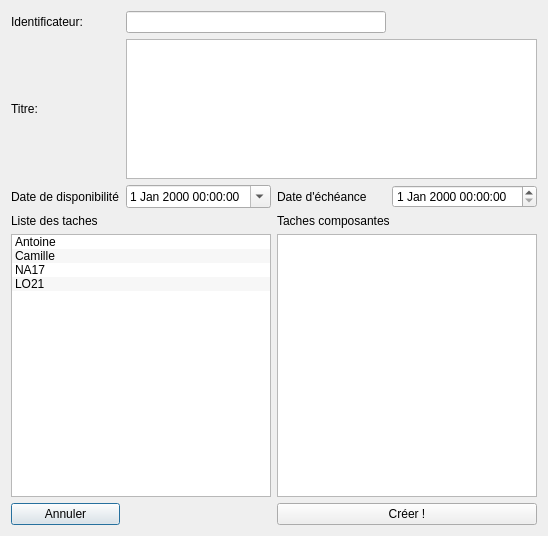
Old version of the form Sandbox/ajoutertachecomposite.ui in the repository Stardust1002/Project_Calendar.
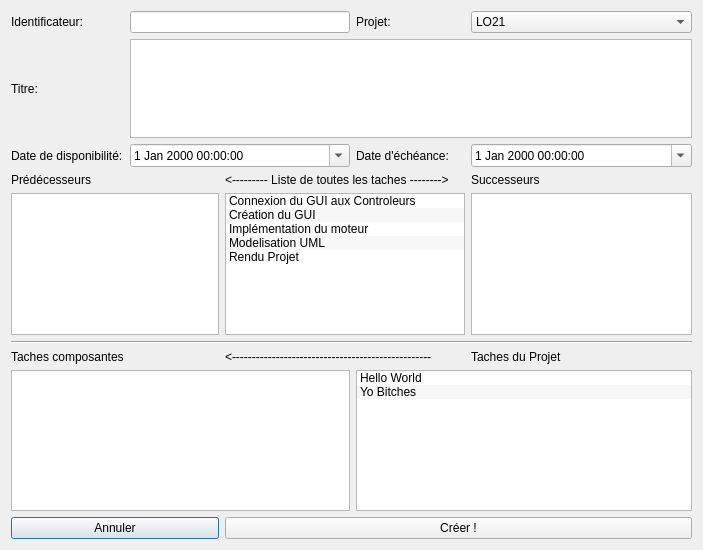
New version of the form.

Commit message:
A Few corrections + Calendar/Table/Event connected
To do:
- Weeks management in the main table

Patch:
```diff
--- a/Sandbox/ajoutertachecomposite.ui
+++ b/Sandbox/ajoutertachecomposite.ui
@@ -6,14 +6,28 @@
    <rect>
     <x>0</x>
     <y>0</y>
-    <width>548</width>
-    <height>536</height>
+    <width>703</width>
+    <height>550</height>
    </rect>
   </property>
   <property name="windowTitle">
    <string>Dialog</string>
   </property>
   <layout class="QGridLayout" name="gridLayout">
+   <item row="6" column="0" colspan="5">
+    <widget class="Line" name="line">
+     <property name="orientation">
+      <enum>Qt::Horizontal</enum>
+     </property>
+    </widget>
+   </item>
+   <item row="7" column="4">
+    <widget class="QLabel" name="label_9">
+     <property name="text">
+      <string>Taches du Projet</string>
+     </property>
+    </widget>
+   </item>
    <item row="0" column="0">
     <widget class="QLabel" name="label">
      <property name="text">
@@ -21,9 +35,6 @@
      </property>
     </widget>
    </item>
-   <item row="0" column="1" colspan="2">
-    <widget class="QLineEdit" name="identificateur"/>
-   </item>
    <item row="1" column="0">
     <widget class="QLabel" name="label_2">
      <property name="text">
@@ -31,56 +42,233 @@
      </property>
     </widget>
    </item>
-   <item row="1" column="1" colspan="3">
+   <item row="2" column="0">
+    <widget class="QLabel" name="label_3">
+     <property name="text">
+      <string>Date de disponibilité:</string>
+     </property>
+    </widget>
+   </item>
+   <item row="5" column="2" colspan="2">
+    <widget class="QListWidget" name="liste">
+     <property name="editTriggers">
+      <set>QAbstractItemView::NoEditTriggers</set>
+     </property>
+     <property name="dragEnabled">
+      <bool>true</bool>
+     </property>
+     <property name="dragDropOverwriteMode">
+      <bool>true</bool>
+     </property>
+     <property name="dragDropMode">
+      <enum>QAbstractItemView::DragDrop</enum>
+     </property>
+     <property name="defaultDropAction">
+      <enum>Qt::MoveAction</enum>
+     </property>
+     <property name="alternatingRowColors">
+      <bool>true</bool>
+     </property>
+     <property name="sortingEnabled">
+      <bool>true</bool>
+     </property>
+     <item>
+      <property name="text">
+       <string>Connexion du GUI aux Controleurs</string>
+      </property>
+     </item>
+     <item>
+      <property name="text">
+       <string>Création du GUI</string>
+      </property>
+     </item>
+     <item>
+      <property name="text">
+       <string>Implémentation du moteur</string>
+      </property>
+     </item>
+     <item>
+      <property name="text">
+       <string>Modelisation UML</string>
+      </property>
+     </item>
+     <item>
+      <property name="text">
+       <string>Rendu Projet</string>
+      </property>
+     </item>
+    </widget>
+   </item>
+   <item row="3" column="2" colspan="2">
+    <widget class="QLabel" name="label_4">
+     <property name="text">
+      <string>&lt;--------- Liste de toutes les taches --------&gt;</string>
+     </property>
+    </widget>
+   </item>
+   <item row="9" column="0" colspan="2">
+    <widget class="QPushButton" name="annuler">
+     <property name="text">
+      <string>Annuler</string>
+     </property>
+    </widget>
+   </item>
+   <item row="8" column="0" colspan="3">
+    <widget class="QListWidget" name="composants">
+     <property name="editTriggers">
+      <set>QAbstractItemView::NoEditTriggers</set>
+     </property>
+     <property name="dragEnabled">
+      <bool>true</bool>
+     </property>
+     <property name="dragDropOverwriteMode">
+      <bool>true</bool>
+     </property>
+     <property name="dragDropMode">
+      <enum>QAbstractItemView::DragDrop</enum>
+     </property>
+     <property name="defaultDropAction">
+      <enum>Qt::MoveAction</enum>
+     </property>
+     <property name="alternatingRowColors">
+      <bool>true</bool>
+     </property>
+    </widget>
+   </item>
+   <item row="9" column="2" colspan="3">
+    <widget class="QPushButton" name="pushButton">
+     <property name="text">
+      <string>Créer !</string>
+     </property>
+    </widget>
+   </item>
+   <item row="0" column="4">
+    <widget class="QComboBox" name="projet">
+     <item>
+      <property name="text">
+       <string>LO21</string>
+      </property>
+     </item>
+    </widget>
+   </item>
+   <item row="0" column="1" colspan="2">
+    <widget class="QLineEdit" name="identificateur"/>
+   </item>
+   <item row="1" column="1" colspan="4">
     <widget class="QTextEdit" name="titre">
      <property name="maximumSize">
       <size>
        <width>16777215</width>
-       <height>140</height>
+       <height>150</height>
       </size>
      </property>
+     <property name="autoFillBackground">
+      <bool>false</bool>
+     </property>
     </widget>
    </item>
-   <item row="2" column="0">
-    <widget class="QLabel" name="label_3">
-     <property name="text">
-      <string>Date de disponibilité</string>
+   <item row="5" column="4">
+    <widget class="QListWidget" name="succ">
+     <property name="editTriggers">
+      <set>QAbstractItemView::NoEditTriggers</set>
      </property>
+     <property name="dragEnabled">
+      <bool>true</bool>
+     </property>
+     <property name="dragDropOverwriteMode">
+      <bool>true</bool>
+     </property>
+     <property name="dragDropMode">
+      <enum>QAbstractItemView::DragDrop</enum>
+     </property>
+     <property name="defaultDropAction">
+      <enum>Qt::MoveAction</enum>
+     </property>
+     <property name="alternatingRowColors">
+      <bool>true</bool>
+     </property>
     </widget>
    </item>
-   <item row="2" column="1">
+   <item row="2" column="1" colspan="2">
     <widget class="QDateTimeEdit" name="dispo">
      <property name="calendarPopup">
       <bool>true</bool>
      </property>
     </widget>
    </item>
-   <item row="2" column="2">
-    <widget class="QLabel" name="labelech">
-     <property name="text">
-      <string>Date d'échéance</string>
-     </property>
-    </widget>
-   </item>
    <item row="2" column="3">
-    <widget class="QDateTimeEdit" name="echeance"/>
+    <widget class="QLabel" name="labelech">
+     <property name="text">
+      <string>Date d'échéance:</string>
+     </property>
+    </widget>
    </item>
-   <item row="3" column="0">
-    <widget class="QLabel" name="label_4">
+   <item row="0" column="3">
+    <widget class="QLabel" name="label_6">
      <property name="text">
-      <string>Liste des taches</string>
+      <string>Projet:</string>
      </property>
     </widget>
    </item>
-   <item row="3" column="2" colspan="2">
+   <item row="5" column="0" colspan="2">
+    <widget class="QListWidget" name="pred">
+     <property name="editTriggers">
+      <set>QAbstractItemView::NoEditTriggers</set>
+     </property>
+     <property name="dragEnabled">
+      <bool>true</bool>
+     </property>
+     <property name="dragDropOverwriteMode">
+      <bool>true</bool>
+     </property>
+     <property name="dragDropMode">
+      <enum>QAbstractItemView::DragDrop</enum>
+     </property>
+     <property name="defaultDropAction">
+      <enum>Qt::MoveAction</enum>
+     </property>
+     <property name="alternatingRowColors">
+      <bool>true</bool>
+     </property>
+    </widget>
+   </item>
+   <item row="2" column="4">
+    <widget class="QDateTimeEdit" name="echeance">
+     <property name="calendarPopup">
+      <bool>true</bool>
+     </property>
+    </widget>
+   </item>
+   <item row="7" column="0">
     <widget class="QLabel" name="label_5">
      <property name="text">
       <string>Taches composantes</string>
      </property>
     </widget>
    </item>
-   <item row="4" column="0" colspan="2">
-    <widget class="QListWidget" name="liste">
+   <item row="3" column="4">
+    <widget class="QLabel" name="label_8">
+     <property name="text">
+      <string>Successeurs</string>
+     </property>
+    </widget>
+   </item>
+   <item row="3" column="0" colspan="2">
+    <widget class="QLabel" name="label_7">
+     <property name="text">
+      <string>Prédécesseurs</string>
+     </property>
+    </widget>
+   </item>
+   <item row="7" column="2" colspan="2">
+    <widget class="QLabel" name="label_10">
+     <property name="text">
+      <string>&lt;--------------------------------------------------</string>
+     </property>
+    </widget>
+   </item>
+   <item row="8" column="3" colspan="2">
+    <widget class="QListWidget" name="liste_taches_projet">
      <property name="editTriggers">
       <set>QAbstractItemView::NoEditTriggers</set>
      </property>
@@ -101,63 +289,14 @@
      </property>
      <item>
       <property name="text">
-       <string>Antoine</string>
+       <string>Hello World</string>
       </property>
      </item>
      <item>
       <property name="text">
-       <string>Camille</string>
+       <string>Yo Bitches</string>
       </property>
      </item>
-     <item>
-      <property name="text">
-       <string>NA17</string>
-      </property>
-     </item>
-     <item>
-      <property name="text">
-       <string>LO21</string>
-      </property>
-     </item>
-    </widget>
-   </item>
-   <item row="4" column="2" colspan="2">
-    <widget class="QListWidget" name="composants">
-     <property name="editTriggers">
-      <set>QAbstractItemView::NoEditTriggers</set>
-     </property>
-     <property name="dragEnabled">
-      <bool>true</bool>
-     </property>
-     <property name="dragDropOverwriteMode">
-      <bool>true</bool>
-     </property>
-     <property name="dragDropMode">
-      <enum>QAbstractItemView::DragDrop</enum>
-     </property>
-     <property name="defaultDropAction">
-      <enum>Qt::MoveAction</enum>
-     </property>
-     <property name="alternatingRowColors">
-      <bool>true</bool>
-     </property>
-     <property name="sortingEnabled">
-      <bool>true</bool>
-     </property>
-    </widget>
-   </item>
-   <item row="5" column="0">
-    <widget class="QPushButton" name="annuler">
-     <property name="text">
-      <string>Annuler</string>
-     </property>
-    </widget>
-   </item>
-   <item row="5" column="2" colspan="2">
-    <widget class="QPushButton" name="pushButton">
-     <property name="text">
-      <string>Créer !</string>
-     </property>
     </widget>
    </item>
   </layout>
```
The commit also changes 10 other files.
